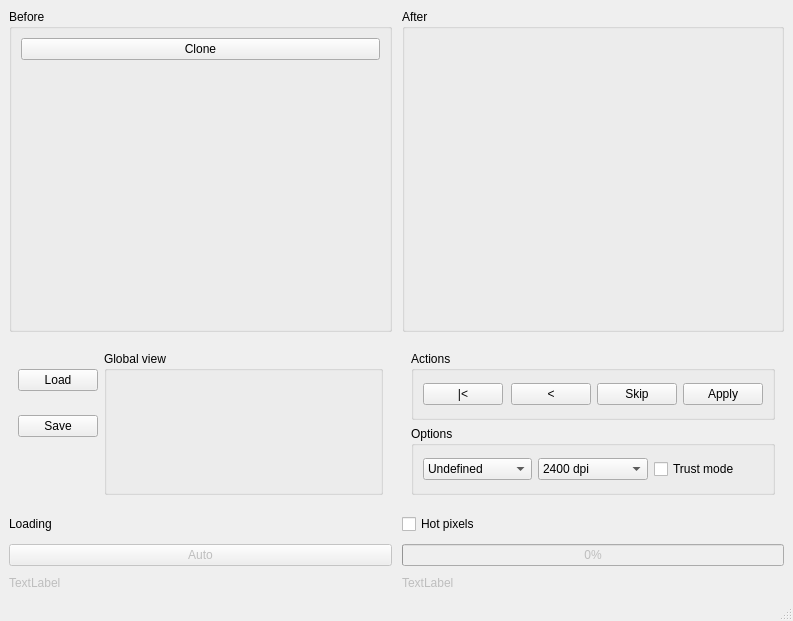
The window that ui/tamanoir_simple.ui (cseyve/tamanoir) describes before a commit, drawn with Qt 5.
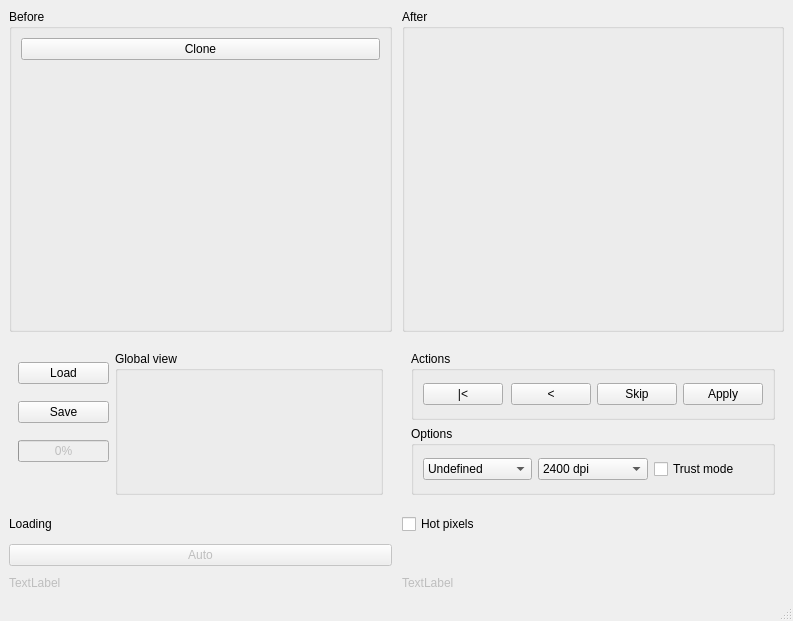
The same window after the commit. Icons and pictures are not drawn. Custom widgets are drawn as their Qt base class.

Commit message: moved progressbar to visible state

The edit to the form file:
```diff
--- a/ui/tamanoir_simple.ui
+++ b/ui/tamanoir_simple.ui
@@ -39,7 +39,7 @@
            <item>
             <widget class="QPushButton" name="loadButton" >
              <property name="sizePolicy" >
-              <sizepolicy vsizetype="Fixed" hsizetype="Fixed" >
+              <sizepolicy vsizetype="Fixed" hsizetype="Preferred" >
                <horstretch>0</horstretch>
                <verstretch>0</verstretch>
               </sizepolicy>
@@ -52,7 +52,7 @@
            <item>
             <widget class="QPushButton" name="saveButton" >
              <property name="sizePolicy" >
-              <sizepolicy vsizetype="Fixed" hsizetype="Fixed" >
+              <sizepolicy vsizetype="Fixed" hsizetype="Preferred" >
                <horstretch>0</horstretch>
                <verstretch>0</verstretch>
               </sizepolicy>
@@ -65,6 +65,25 @@
              </property>
             </widget>
            </item>
+           <item>
+            <widget class="QProgressBar" name="overAllProgressBar" >
+             <property name="enabled" >
+              <bool>false</bool>
+             </property>
+             <property name="sizePolicy" >
+              <sizepolicy vsizetype="Fixed" hsizetype="Preferred" >
+               <horstretch>0</horstretch>
+               <verstretch>0</verstretch>
+              </sizepolicy>
+             </property>
+             <property name="value" >
+              <number>0</number>
+             </property>
+             <property name="orientation" >
+              <enum>Qt::Horizontal</enum>
+             </property>
+            </widget>
+           </item>
            <item>
             <spacer name="verticalSpacer" >
              <property name="orientation" >
@@ -76,7 +95,7 @@
              <property name="sizeHint" stdset="0" >
               <size>
                <width>20</width>
-               <height>40</height>
+               <height>20</height>
               </size>
              </property>
             </spacer>
@@ -466,19 +485,6 @@
         </property>
        </widget>
       </item>
-      <item row="4" column="1" >
-       <widget class="QProgressBar" name="overAllProgressBar" >
-        <property name="enabled" >
-         <bool>false</bool>
-        </property>
-        <property name="value" >
-         <number>0</number>
-        </property>
-        <property name="orientation" >
-         <enum>Qt::Horizontal</enum>
-        </property>
-       </widget>
-      </item>
       <item row="4" column="0" >
        <widget class="QPushButton" name="autoButton" >
         <property name="enabled" >
```
Left out of the diff: 4 changed lines with no effect on the pictures.
